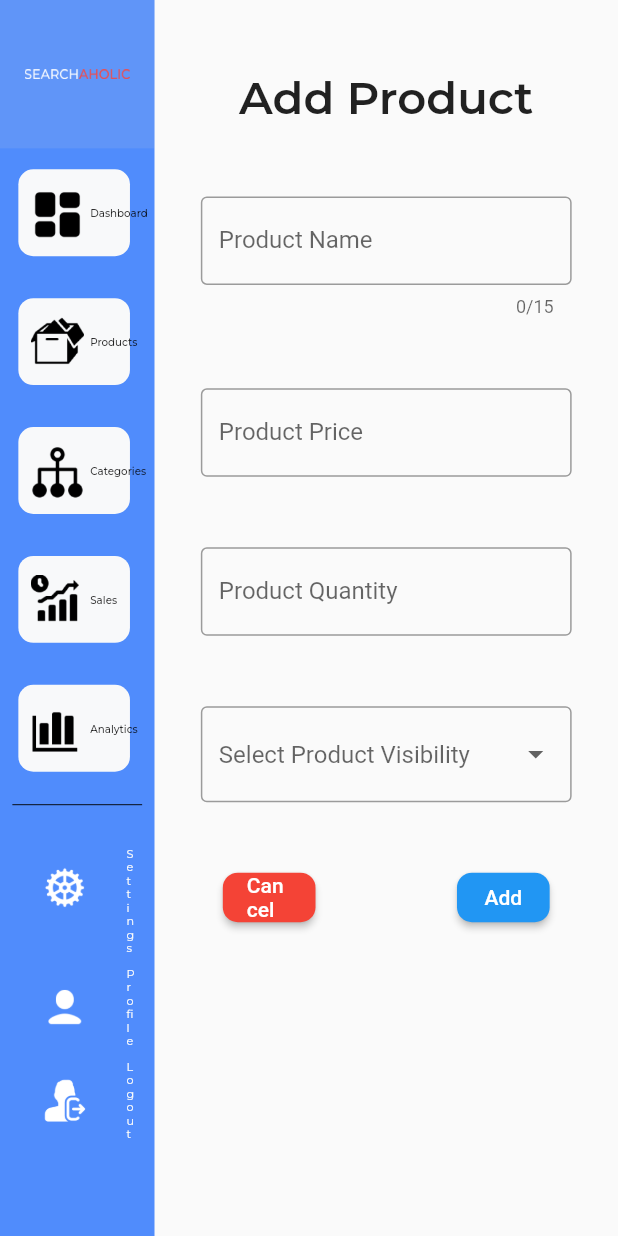
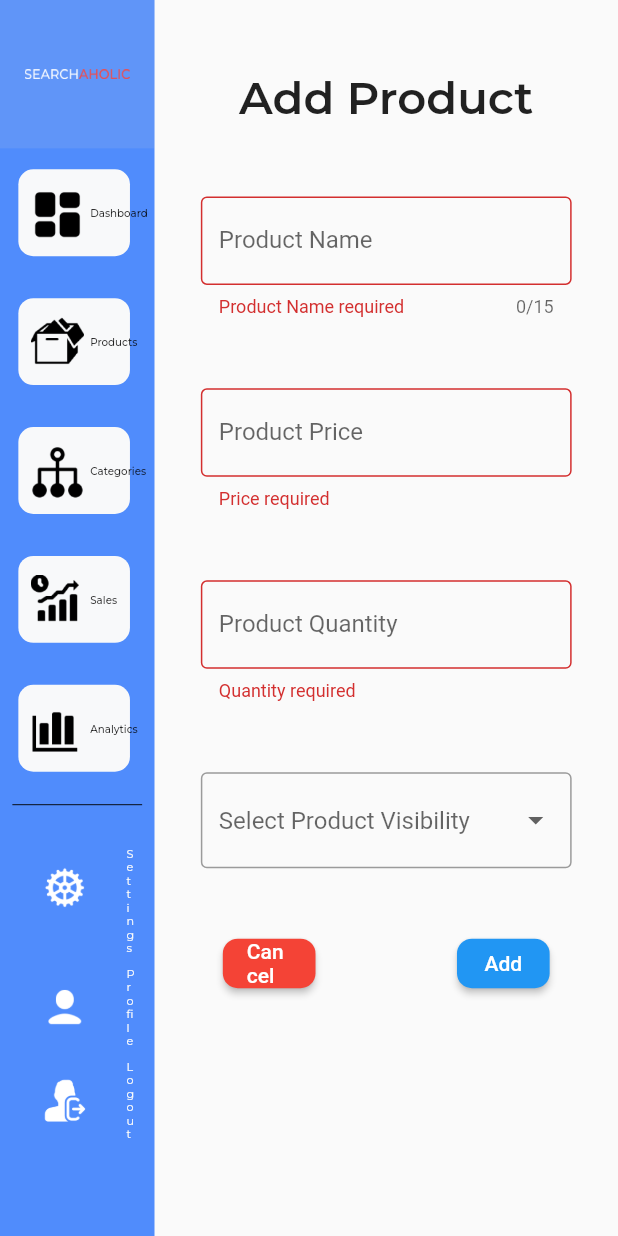
Before and after one commit to mzaeemnasir/Search-A-Holic-FYP, a Flutter app: the AddProduct screen opened directly, after a tap on "Add", on a phone screen of 412 x 824 dp. Run offline on Flutter 3.47's test engine with Material 2 defaults, Android fonts, the phone set to English and light mode, and no system bars; our stand-ins replace form_field_validator, google_fonts, quickalert, rounded_loading_button; missing offline and left inert: desktop_window, email_otp, firedart.

Commit message:
validation addProdcut

```diff
--- a/lib/addProduct.dart
+++ b/lib/addProduct.dart
@@ -22,6 +22,7 @@ class _AddProduct extends State<AddProduct> {
   TextEditingController _productPrice = TextEditingController();
   TextEditingController _productQty = TextEditingController();
   TextEditingController _productType = TextEditingController();
+  GlobalKey<FormState> formkey = GlobalKey<FormState>();
 
   @override
   // Update State
@@ -50,7 +51,9 @@ class _AddProduct extends State<AddProduct> {
   @override
   Widget build(BuildContext context) {
     return Scaffold(
-      body: Row(
+      body: Form(
+        key: formkey,
+        child: Row(
           children: [
             Sidebar(),
             Expanded(
@@ -72,7 +75,7 @@ class _AddProduct extends State<AddProduct> {
                       margin: EdgeInsets.only(
                           top: MediaQuery.of(context).size.height * 0.057),
                       width: MediaQuery.of(context).size.width * 0.6,
-                    child: TextField(
+                      child: TextFormField(
                         maxLength: 15,
                         controller: _productName,
                         decoration: const InputDecoration(
@@ -80,13 +83,29 @@ class _AddProduct extends State<AddProduct> {
                           labelText: 'Product Name',
                           hintMaxLines: 1,
                         ),
+                        validator: (value) {
+                          if (value == null || value.isEmpty) {
+                            return 'Product Name required';
+                          } else {
+                            RegExp regExp = RegExp(
+                              r"^[A-Za-z\s]*$",
+                              caseSensitive: false,
+                              multiLine: false,
+                            );
+                            if (!regExp.hasMatch(value)) {
+                              // Make input field red
+                              return 'Please enter a valid Name';
+                            }
+                          }
+                          return null;
+                        },
                       ),
                     ),
                     Container(
                       margin: EdgeInsets.only(
                           top: MediaQuery.of(context).size.height * 0.057),
                       width: MediaQuery.of(context).size.width * 0.6,
-                    child: TextField(
+                      child: TextFormField(
                         keyboardType: TextInputType.number,
                         controller: _productPrice,
                         inputFormatters: <TextInputFormatter>[
@@ -96,13 +115,29 @@ class _AddProduct extends State<AddProduct> {
                           border: OutlineInputBorder(),
                           labelText: 'Product Price',
                         ),
+                        validator: (value) {
+                          if (value == null || value.isEmpty) {
+                            return 'Price required';
+                          } else {
+                            RegExp regExp = RegExp(
+                              r"^[0-9]$",
+                              caseSensitive: false,
+                              multiLine: false,
+                            );
+                            if (!regExp.hasMatch(value)) {
+                              // Make input field red
+                              return 'Please enter a valid price';
+                            }
+                          }
+                          return null;
+                        },
                       ),
                     ),
                     Container(
                       margin: EdgeInsets.only(
                           top: MediaQuery.of(context).size.height * 0.057),
                       width: MediaQuery.of(context).size.width * 0.6,
-                    child: TextField(
+                      child: TextFormField(
                         controller: _productQty,
                         inputFormatters: <TextInputFormatter>[
                           FilteringTextInputFormatter.digitsOnly
@@ -111,6 +146,22 @@ class _AddProduct extends State<AddProduct> {
                           border: OutlineInputBorder(),
                           labelText: 'Product Quantity',
                         ),
+                        validator: (value) {
+                          if (value == null || value.isEmpty) {
+                            return 'Quantity required';
+                          } else {
+                            RegExp regExp = RegExp(
+                              r"^[0-9]$",
+                              caseSensitive: false,
+                              multiLine: false,
+                            );
+                            if (!regExp.hasMatch(value)) {
+                              // Make input field red
+                              return 'Please enter a valid Quantity';
+                            }
+                          }
+                          return null;
+                        },
                       ),
                     ),
                     Container(
@@ -151,7 +202,8 @@ class _AddProduct extends State<AddProduct> {
                             width: MediaQuery.of(context).size.width * 0.15,
                             height: MediaQuery.of(context).size.height * 0.04,
                             margin: EdgeInsets.only(
-                              left: MediaQuery.of(context).size.width * 0.062),
+                                left:
+                                    MediaQuery.of(context).size.width * 0.062),
                             child: ElevatedButton(
                               onPressed: () {
                                 // Navigator.pop(context);
@@ -174,10 +226,12 @@ class _AddProduct extends State<AddProduct> {
                             width: MediaQuery.of(context).size.width * 0.15,
                             height: MediaQuery.of(context).size.height * 0.04,
                             margin: EdgeInsets.only(
-                              right: MediaQuery.of(context).size.width * 0.062),
+                                right:
+                                    MediaQuery.of(context).size.width * 0.062),
                             child: ElevatedButton(
                               onPressed: () {
                                 // Add Product to the Database
+                                if (formkey.currentState!.validate()) {
                                   addProduct().then((value) {
                                     if (value) {
                                       showAlert1();
@@ -185,6 +239,7 @@ class _AddProduct extends State<AddProduct> {
                                       showAlert();
                                     }
                                   });
+                                }
                               },
                               style: ElevatedButton.styleFrom(
                                 primary: Colors.blue,
@@ -204,6 +259,7 @@ class _AddProduct extends State<AddProduct> {
             ),
           ],
         ),
+      ),
     );
   }
 
--- a/lib/registration.dart
+++ b/lib/registration.dart
@@ -186,7 +186,7 @@ class _SignUpState extends State<SignUp> {
                             return 'Name required';
                           } else {
                             RegExp regExp = RegExp(
-                              r"^[a-z A-Z]",
+                              r"^[A-Za-z\s]*$",
                               caseSensitive: false,
                               multiLine: false,
                             );
```
Lines whose indentation alone changed are shown as unchanged.
